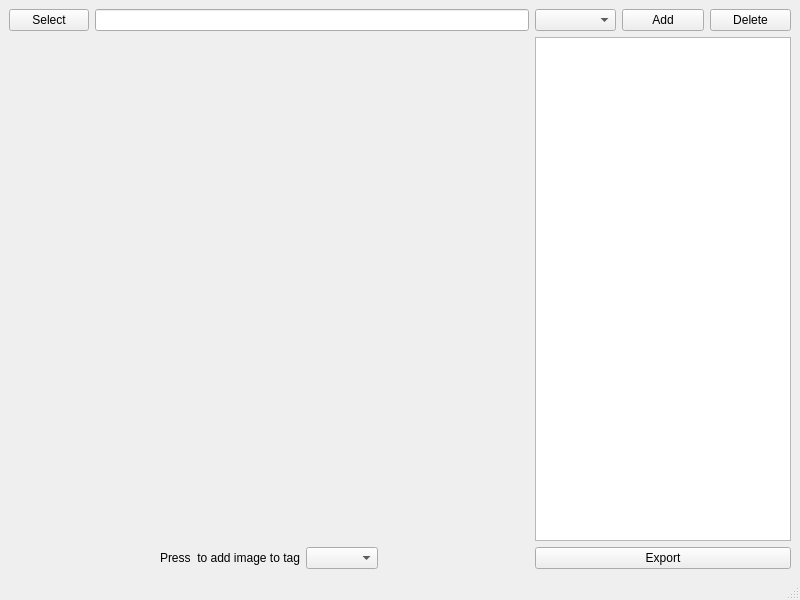
Qt form image_voter/mainwindow.ui (kimvnhung/qtCpp_learning) before a commit.
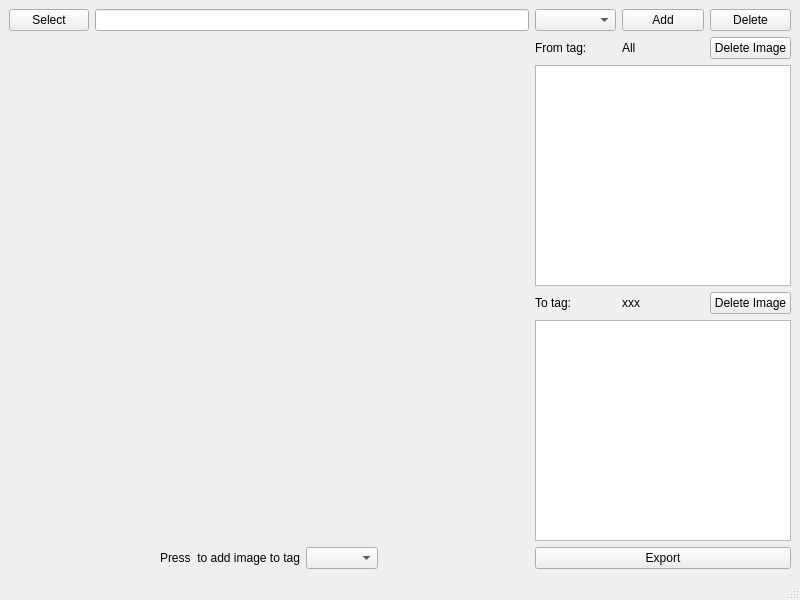
The same form after that commit.

Commit message: update image voter 21/01/2025

The edit to the form file:
```diff
--- a/image_voter/mainwindow.ui
+++ b/image_voter/mainwindow.ui
@@ -14,7 +14,7 @@
    <string>MainWindow</string>
   </property>
   <widget class="QWidget" name="centralwidget">
-   <layout class="QHBoxLayout" name="horizontalLayout_5">
+     <layout class="QHBoxLayout" name="horizontalLayout_7">
     <item>
      <layout class="QVBoxLayout" name="verticalLayout">
       <item>
@@ -161,6 +161,37 @@
         </item>
        </layout>
       </item>
+            <item>
+             <layout class="QHBoxLayout" name="horizontalLayout_5">
+                <item>
+                 <widget class="QLabel" name="label_2">
+                    <property name="minimumSize">
+                     <size>
+                        <width>70</width>
+                        <height>0</height>
+                     </size>
+                    </property>
+                    <property name="text">
+                     <string>From tag:</string>
+                    </property>
+                 </widget>
+                </item>
+                <item>
+                 <widget class="QLabel" name="fromTagLb">
+                    <property name="text">
+                     <string>All</string>
+                    </property>
+                 </widget>
+                </item>
+                <item>
+                 <widget class="QPushButton" name="deleteFImageBtn">
+                    <property name="text">
+                     <string>Delete Image</string>
+                    </property>
+                 </widget>
+                </item>
+             </layout>
+            </item>
       <item>
        <widget class="QListView" name="imagesListView">
         <property name="sizePolicy">
@@ -171,6 +202,47 @@
         </property>
        </widget>
       </item>
+            <item>
+             <layout class="QHBoxLayout" name="horizontalLayout_6">
+                <item>
+                 <widget class="QLabel" name="label_3">
+                    <property name="minimumSize">
+                     <size>
+                        <width>70</width>
+                        <height>0</height>
+                     </size>
+                    </property>
+                    <property name="text">
+                     <string>To tag:</string>
+                    </property>
+                 </widget>
+                </item>
+                <item>
+                 <widget class="QLabel" name="toTagLb">
+                    <property name="text">
+                     <string>xxx</string>
+                    </property>
+                 </widget>
+                </item>
+                <item>
+                 <widget class="QPushButton" name="deleteTImageBtn">
+                    <property name="text">
+                     <string>Delete Image</string>
+                    </property>
+                 </widget>
+                </item>
+             </layout>
+            </item>
+            <item>
+             <widget class="QListView" name="targetTagListView">
+                <property name="sizePolicy">
+                 <sizepolicy hsizetype="Fixed" vsizetype="Expanding">
+                    <horstretch>0</horstretch>
+                    <verstretch>0</verstretch>
+                 </sizepolicy>
+                </property>
+             </widget>
+            </item>
       <item>
        <widget class="QPushButton" name="exportBtn">
         <property name="text">
```
Left out of the diff: 12 changed lines with no effect on the pictures. Lines whose indentation alone changed are shown as unchanged. The commit also changes 5 other files.
